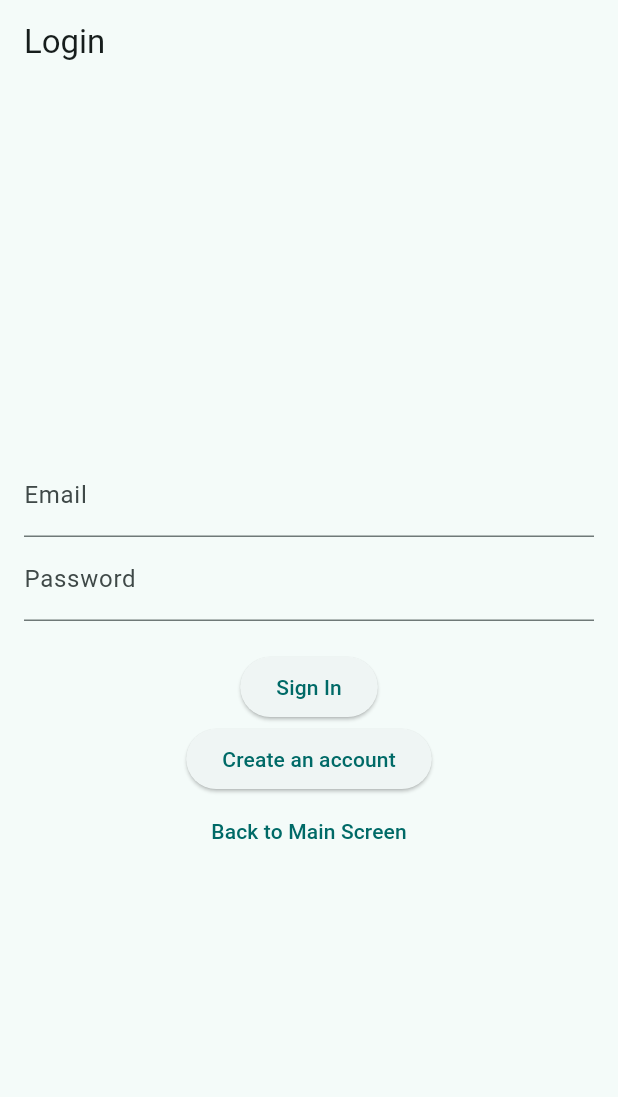
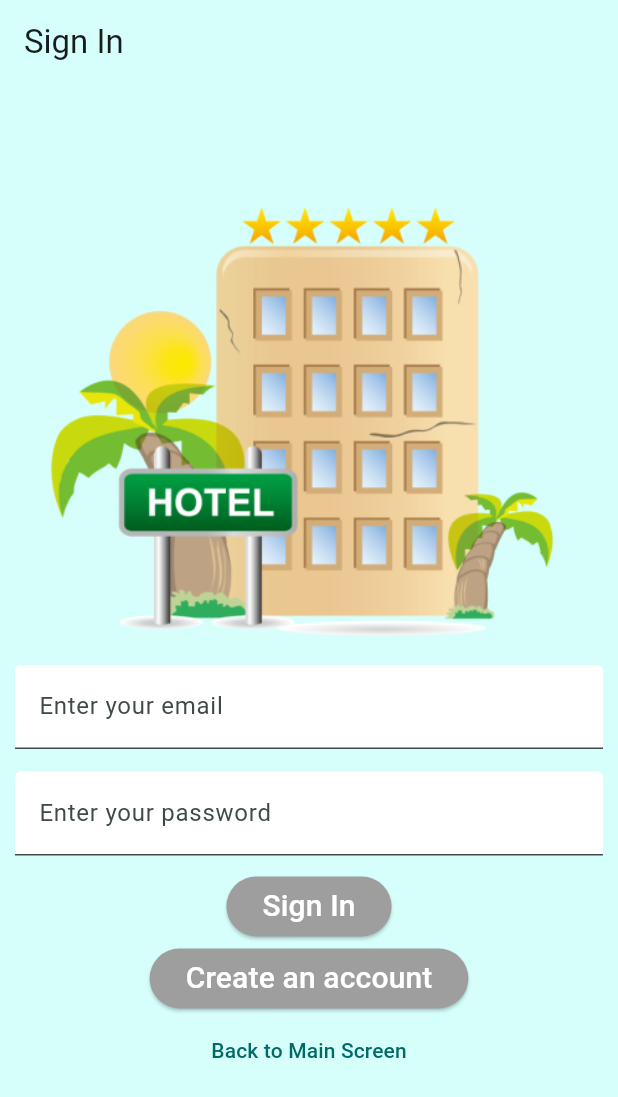
Before and after one commit to stoilovska/FindHotel-MIS, a Flutter app: the screen it shows after launch, after a tap on "Get Started", on a phone screen of 412 x 824 dp. Shown: the top 1097 px of the screen. Run offline on Flutter 3.47's test engine with Material 3 defaults, Android fonts, the phone set to English and light mode, and no system bars; our stand-ins replace firebase_auth, firebase_core; accounts and stored records are empty; network calls fail.

Commit message:
Made design for login and register pages

```diff
--- a/lib/main.dart
+++ b/lib/main.dart
@@ -3,7 +3,7 @@
 import 'package:firebase_core/firebase_core.dart';
 import 'package:firebase_auth/firebase_auth.dart';
 
-void main() async{
+void main() async {
   WidgetsFlutterBinding.ensureInitialized();
   await Firebase.initializeApp(options: DefaultFirebaseOptions.currentPlatform);
 
@@ -49,7 +49,6 @@
 }
 
 class _MyHomePageState extends State<MyHomePage> {
-
   void _navigateToLogin() {
     Future.delayed(Duration.zero, () {
       Navigator.pushReplacementNamed(context, '/login');
@@ -66,8 +65,12 @@
         1.0,
       ),
       appBar: AppBar(
-        backgroundColor: Theme.of(context).colorScheme.inversePrimary,
-        title: Text(widget.title),
+        backgroundColor: Color.fromRGBO(
+          (0.84 * 255).round(),
+          (1.00 * 255).round(),
+          (0.99 * 255).round(),
+          1.0,
+        ),
       ),
       body: Center(
         child: Column(
@@ -75,12 +78,14 @@
             Image.asset('assets/img.png'),
             Container(
               margin: const EdgeInsets.only(top: 80.0),
-              child: const Text(
-                'Find the hotel for you!',
+              child: const Center(
+                child: Text(
+                  'Find the perfect hotel for you!',
                   style: TextStyle(
                       fontSize: 38.0,
                       fontWeight: FontWeight.bold,
-                  color: Colors.blueGrey,
+                      color: Colors.blueGrey),
+                  textAlign: TextAlign.center,
                 ),
               ),
             ),
@@ -117,6 +122,7 @@
     );
   }
 }
+
 class AuthScreen extends StatefulWidget {
   final bool isLogin;
 
@@ -211,43 +217,92 @@
   Widget build(BuildContext context) {
     return Scaffold(
       appBar: AppBar(
-        title: widget.isLogin ? const Text("Login") : const Text("Register"),
+        title: widget.isLogin ? const Text("Sign In") : const Text("Sign Up"),
+        backgroundColor: Color.fromRGBO(
+          (0.84 * 255).round(),
+          (1.00 * 255).round(),
+          (0.99 * 255).round(),
+          1.0,
         ),
-      body: Padding(
-        padding: const EdgeInsets.all(16.0),
+      ),
+      backgroundColor: Color.fromRGBO(
+        (0.84 * 255).round(),
+        (1.00 * 255).round(),
+        (0.99 * 255).round(),
+        1.0,
+      ),
+      body: SingleChildScrollView(
+        child: Padding(
+            padding: const EdgeInsets.all(10.0),
             child: Column(
               mainAxisAlignment: MainAxisAlignment.center,
               children: [
+                Image.asset('assets/img.png'),
+                const SizedBox(height: 20),
                 TextField(
                   controller: _emailController,
-              decoration: const InputDecoration(labelText: "Email"),
+                  decoration: const InputDecoration(
+                      labelText: "Enter your email",
+                      filled: true,
+                      fillColor: Colors.white),
                 ),
+                const SizedBox(height: 15),
                 TextField(
                   controller: _passwordController,
                   obscureText: true,
-              decoration: const InputDecoration(labelText: "Password"),
+                  decoration: const InputDecoration(
+                      labelText: "Enter your password",
+                      filled: true,
+                      fillColor: Colors.white),
                 ),
-            const SizedBox(height: 20),
+                const SizedBox(height: 10),
                 ElevatedButton(
                   onPressed: _authAction,
-              child: Text(widget.isLogin ? "Sign In" : "Register"),
+                  style: ElevatedButton.styleFrom(
+                    backgroundColor: Colors.grey, // Background color
+                  ),
+                  child: Text(
+                    widget.isLogin ? "Sign In" : "Sign Up",
+                    style: const TextStyle(
+                      color: Colors.white,
+                      fontSize: 20,
+                    ),
+                  ),
                 ),
                 if (!widget.isLogin)
                   ElevatedButton(
                     onPressed: _navigateToLogin,
-                child: const Text('Already have an account? Login'),
+                    style: ElevatedButton.styleFrom(
+                      backgroundColor: Colors.grey, // Background color
+                    ),
+                    child: const Text(
+                      'Already have an account? Sign In',
+                      style: TextStyle(
+                        color: Colors.white,
+                        fontSize: 20,
+                      ),
+                    ),
                   ),
                 if (widget.isLogin)
                   ElevatedButton(
                     onPressed: _navigateToRegister,
-                child: const Text('Create an account'),
+                    style: ElevatedButton.styleFrom(
+                      backgroundColor: Colors.grey, // Background color
+                    ),
+                    child: const Text(
+                      'Create an account',
+                      style: TextStyle(
+                        color: Colors.white,
+                        fontSize: 20,
+                      ),
+                    ),
                   ),
                 TextButton(
                   onPressed: _navigateToHome,
                   child: const Text('Back to Main Screen'),
                 ),
               ],
-        ),
+            )),
       ),
     );
   }
```
Lines whose indentation alone changed are shown as unchanged.
